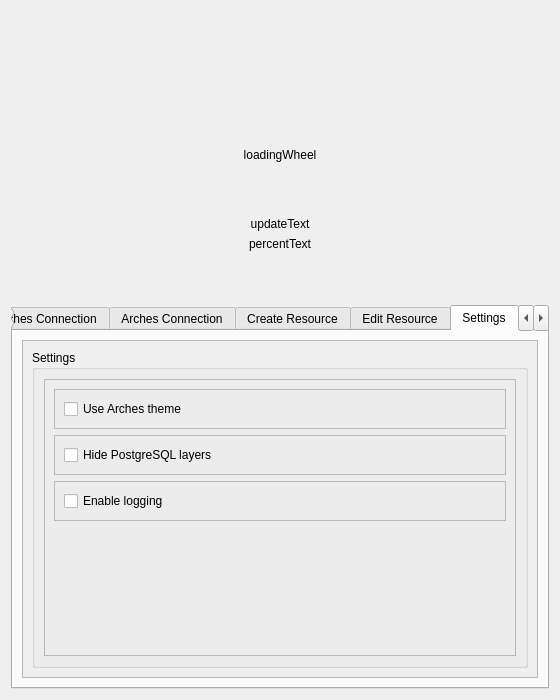
The window that arches_project/ui/arches_project_dialog_base.ui (archesproject/arches-qgis) describes before a commit, drawn with Qt 5.
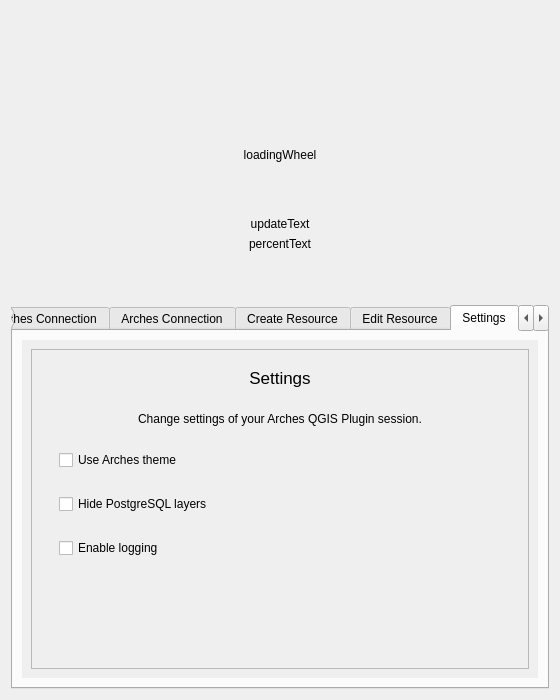
The same window after the commit. The open tabs and pages were chosen to show the change. Icons and pictures are not drawn. Custom widgets are drawn as their Qt base class.

Commit message: Update QSS stylesheets

What changed in the file:
```diff
--- a/arches_project/ui/arches_project_dialog_base.ui
+++ b/arches_project/ui/arches_project_dialog_base.ui
@@ -1184,6 +1184,9 @@
       <layout class="QVBoxLayout" name="verticalLayout_23">
        <item>
         <widget class="QScrollArea" name="scrollArea_4">
+         <property name="frameShape">
+          <enum>QFrame::NoFrame</enum>
+         </property>
          <property name="widgetResizable">
           <bool>true</bool>
          </property>
@@ -1192,36 +1195,92 @@
            <rect>
             <x>0</x>
             <y>0</y>
-            <width>510</width>
-            <height>458</height>
+            <width>512</width>
+            <height>460</height>
            </rect>
           </property>
           <layout class="QHBoxLayout" name="horizontalLayout_4">
            <item>
-            <widget class="QGroupBox" name="groupBox_4">
-             <property name="title">
-              <string>Settings</string>
+            <widget class="QFrame" name="settingsFrame">
+             <property name="frameShape">
+              <enum>QFrame::StyledPanel</enum>
+             </property>
+             <property name="frameShadow">
+              <enum>QFrame::Raised</enum>
+             </property>
+             <layout class="QVBoxLayout" name="verticalLayout_20">
+              <property name="leftMargin">
+               <number>18</number>
+              </property>
+              <property name="rightMargin">
+               <number>18</number>
+              </property>
+              <item>
+               <widget class="QFrame" name="settingsTitleFrame">
+                <property name="frameShape">
+                 <enum>QFrame::NoFrame</enum>
+                </property>
+                <property name="frameShadow">
+                 <enum>QFrame::Raised</enum>
              </property>
              <layout class="QVBoxLayout" name="verticalLayout_24">
               <item>
-               <widget class="QFrame" name="frame_14">
+                  <widget class="QLabel" name="settingsTitleLabel">
+                   <property name="font">
+                    <font>
+                     <pointsize>13</pointsize>
+                     <bold>false</bold>
+                    </font>
+                   </property>
                 <property name="frameShape">
-                 <enum>QFrame::StyledPanel</enum>
-                </property>
-                <property name="frameShadow">
-                 <enum>QFrame::Raised</enum>
-                </property>
-                <layout class="QVBoxLayout" name="verticalLayout_26">
+                    <enum>QFrame::NoFrame</enum>
+                   </property>
+                   <property name="text">
+                    <string>Settings</string>
+                   </property>
+                   <property name="alignment">
+                    <set>Qt::AlignCenter</set>
+                   </property>
+                  </widget>
+                 </item>
+                </layout>
+               </widget>
+              </item>
                  <item>
-                  <widget class="QFrame" name="frame_15">
+               <widget class="QFrame" name="settingsDescriptionFrame">
                    <property name="frameShape">
-                    <enum>QFrame::StyledPanel</enum>
+                 <enum>QFrame::NoFrame</enum>
                    </property>
                    <property name="frameShadow">
                     <enum>QFrame::Raised</enum>
                    </property>
                    <layout class="QVBoxLayout" name="verticalLayout_25">
                     <item>
+                  <widget class="QLabel" name="settingsDescriptionLabel">
+                   <property name="text">
+                    <string>Change settings of your Arches QGIS Plugin session.</string>
+                   </property>
+                   <property name="alignment">
+                    <set>Qt::AlignCenter</set>
+                   </property>
+                   <property name="wordWrap">
+                    <bool>true</bool>
+                   </property>
+                  </widget>
+                 </item>
+                </layout>
+               </widget>
+              </item>
+              <item>
+               <widget class="QFrame" name="styleThemeFrame">
+                <property name="frameShape">
+                 <enum>QFrame::NoFrame</enum>
+                </property>
+                <property name="frameShadow">
+                 <enum>QFrame::Plain</enum>
+                </property>
+                <layout class="QVBoxLayout" name="verticalLayout_22">
+                 <item>
                      <widget class="QCheckBox" name="useStylesheetCheckbox">
                       <property name="enabled">
                        <bool>true</bool>
@@ -1235,14 +1294,14 @@
                   </widget>
                  </item>
                  <item>
-                  <widget class="QFrame" name="frame_17">
+               <widget class="QFrame" name="hidePsqlLayersFrame">
                    <property name="frameShape">
-                    <enum>QFrame::StyledPanel</enum>
+                 <enum>QFrame::NoFrame</enum>
                    </property>
                    <property name="frameShadow">
-                    <enum>QFrame::Raised</enum>
-                   </property>
-                   <layout class="QVBoxLayout" name="verticalLayout_34">
+                 <enum>QFrame::Plain</enum>
+                </property>
+                <layout class="QVBoxLayout" name="verticalLayout_21">
                     <item>
                      <widget class="QCheckBox" name="hidePostgresLayers">
                       <property name="text">
@@ -1254,14 +1313,14 @@
                   </widget>
                  </item>
                  <item>
-                  <widget class="QFrame" name="frame_18">
+               <widget class="QFrame" name="enableLoggingFrame">
                    <property name="frameShape">
-                    <enum>QFrame::StyledPanel</enum>
+                 <enum>QFrame::NoFrame</enum>
                    </property>
                    <property name="frameShadow">
-                    <enum>QFrame::Raised</enum>
-                   </property>
-                   <layout class="QVBoxLayout" name="verticalLayout_38">
+                 <enum>QFrame::Plain</enum>
+                </property>
+                <layout class="QVBoxLayout" name="verticalLayout_49">
                     <item>
                      <widget class="QCheckBox" name="enableLoggingCheckbox">
                       <property name="text">
@@ -1284,9 +1343,6 @@
                     </size>
                    </property>
                   </spacer>
-                 </item>
-                </layout>
-               </widget>
               </item>
              </layout>
             </widget>
```
Left out of the diff: 9 changed lines with no effect on the pictures. Lines whose indentation alone changed are shown as unchanged. The commit also changes 1 other file.
